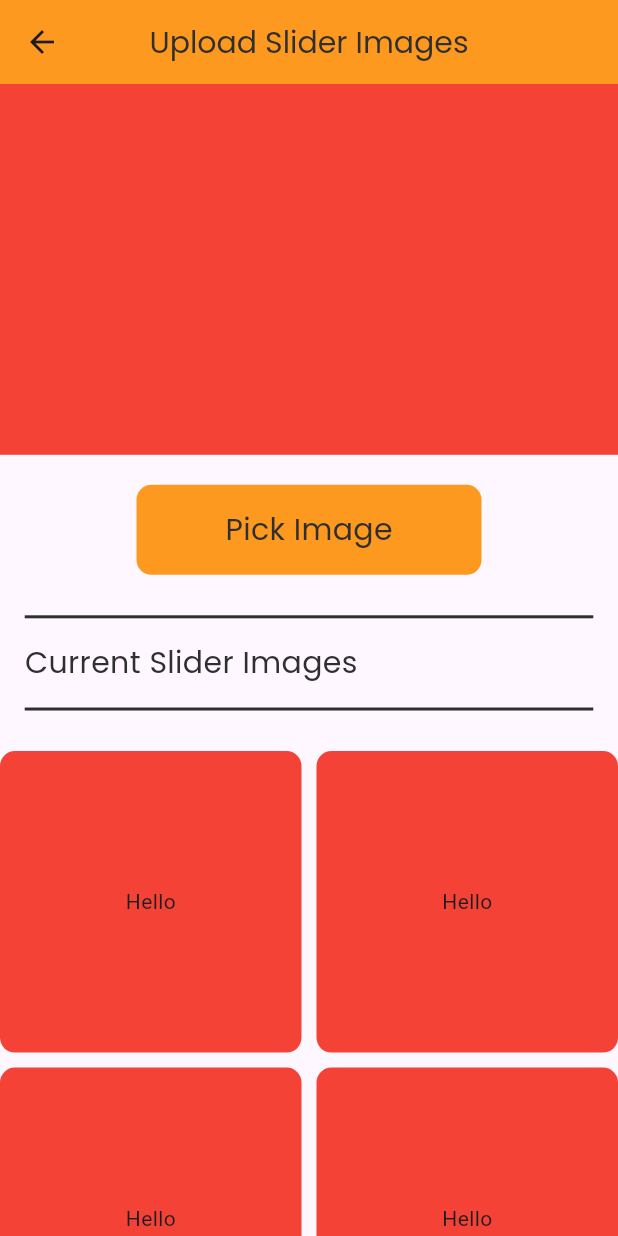
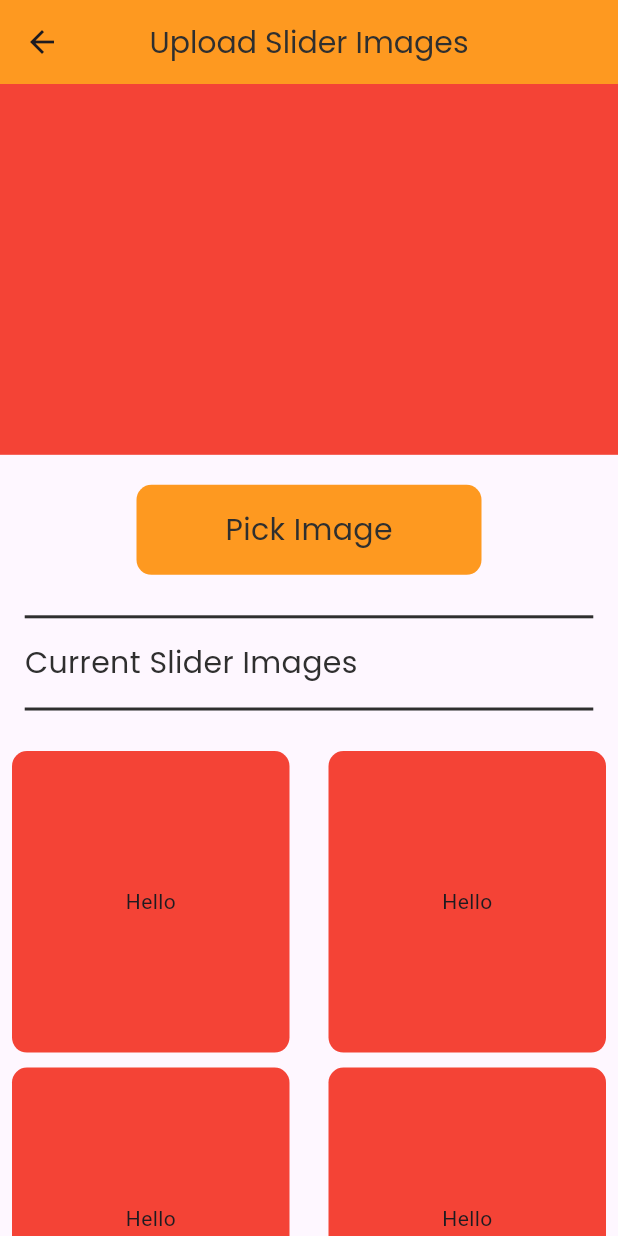
Before and after one commit to sandesh101/catering-service-admin, a Flutter app: the SliderPage screen opened by its route, after a tap on "Pick Image", on a phone screen of 412 x 824 dp. Run offline on Flutter 3.47's test engine with Material 2 defaults, Android fonts, the phone set to English and light mode, and no system bars; our stand-ins replace firebase_core, google_fonts, iconsax, image_picker; accounts and stored records are empty; network calls fail.

Commit message:
Slider UI Changes

```diff
--- a/lib/views/drawer_pages/slider_upload_page.dart
+++ b/lib/views/drawer_pages/slider_upload_page.dart
@@ -1,5 +1,6 @@
 import 'package:catering_service_adming/constant.dart';
 import 'package:flutter/material.dart';
+import 'package:image_picker/image_picker.dart';
 
 class SliderPage extends StatefulWidget {
   const SliderPage({super.key});
@@ -9,6 +10,15 @@ class SliderPage extends StatefulWidget {
 }
 
 class _SliderPageState extends State<SliderPage> {
+  Future pickImage() async {
+    try {
+      final ImagePicker imagePicker = ImagePicker();
+      await imagePicker.pickImage(source: ImageSource.gallery);
+    } catch (e) {
+      print(e);
+    }
+  }
+
   @override
   Widget build(BuildContext context) {
     return Scaffold(
@@ -32,6 +42,7 @@ class _SliderPageState extends State<SliderPage> {
             GestureDetector(
               onTap: () {
                 print('TAPPED');
+                pickImage();
               },
               child: Container(
                 height: 60,
@@ -94,7 +105,9 @@ class _SliderPageState extends State<SliderPage> {
                     mainAxisSpacing: 10,
                   ),
                   itemBuilder: (context, index) {
-                    return Container(
+                    return Padding(
+                      padding: const EdgeInsets.only(left: 8.0, right: 8.0),
+                      child: Container(
                         height: MediaQuery.of(context).size.height * 0.1,
                         width: MediaQuery.of(context).size.width * 0.3,
                         decoration: BoxDecoration(
@@ -102,6 +115,7 @@ class _SliderPageState extends State<SliderPage> {
                           color: Colors.red,
                         ),
                         child: const Center(child: Text("Hello")),
+                      ),
                     );
                   }),
             )
--- a/pubspec.yaml
+++ b/pubspec.yaml
@@ -40,6 +40,7 @@ dependencies:
   firebase_storage: ^11.2.4
   google_fonts: ^5.1.0
   iconsax: ^0.0.8
+  image_picker: ^1.0.0
 
 dev_dependencies:
   flutter_test:
```
Also changed, not shown: pubspec.lock, 5 other files. Lines whose indentation alone changed are shown as unchanged.
